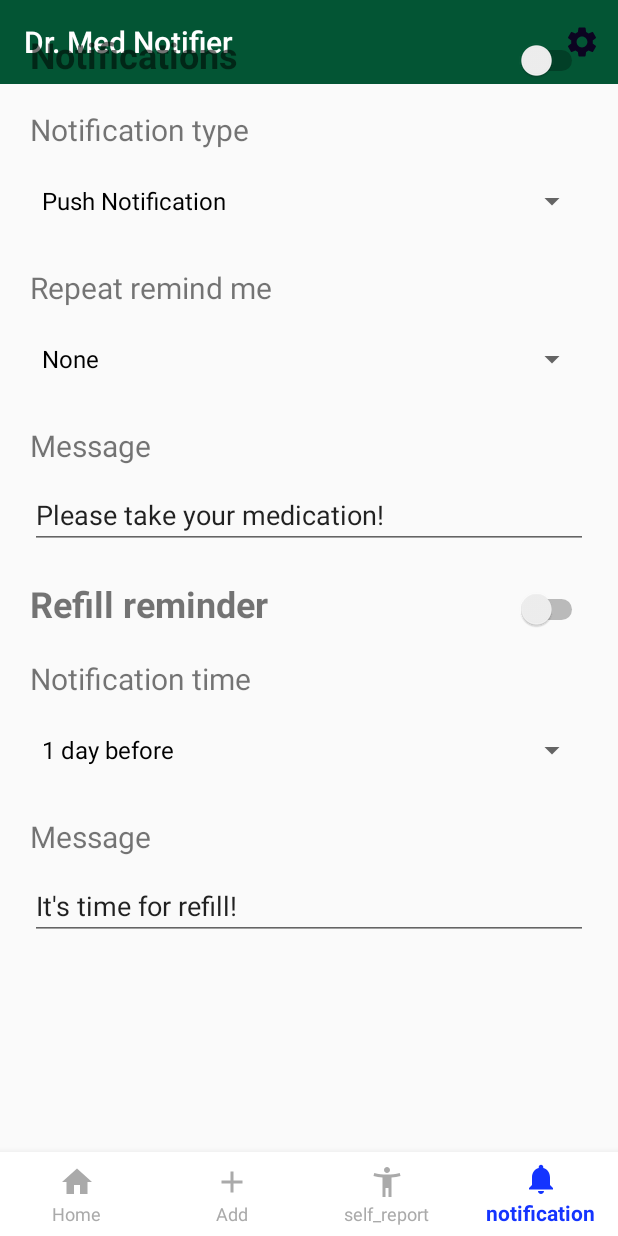
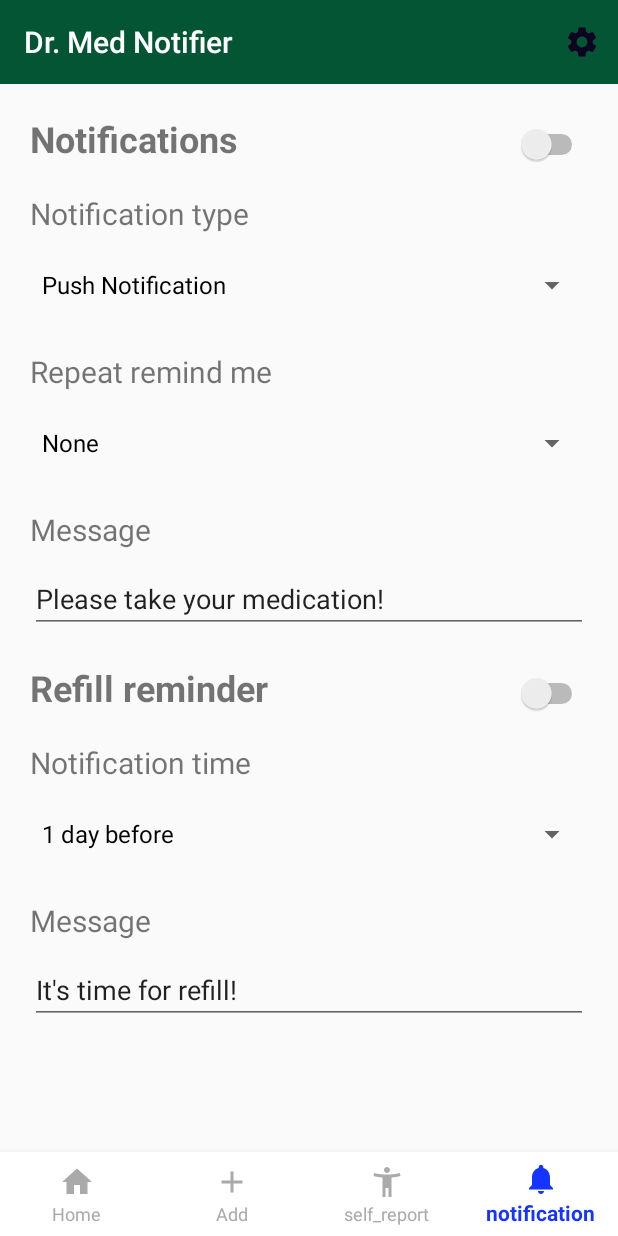
Before and after one commit to TeamSAYY/COMP3004Project, an Android app: the Nav_page screen opened directly, with no data from a screen before it, item 4 of the bottom bar chosen, on a phone screen of 412 x 824 dp. Run offline under Robolectric (Android 15) with nearby library versions, the phone set to English and light mode, and no system bars.

Commit message:
fix top nav bar

```diff
--- a/app/src/main/res/layout/activity_nav_page.xml
+++ b/app/src/main/res/layout/activity_nav_page.xml
@@ -4,7 +4,7 @@
     xmlns:tools="http://schemas.android.com/tools"
     android:layout_width="match_parent"
     android:layout_height="match_parent"
-    tools:context="com.example.drmednotifier.Nav_page">
+   >
 
 
 
@@ -30,6 +30,7 @@
         android:id="@+id/frameLayoutView"
         android:layout_width="match_parent"
         android:layout_height="match_parent"
+        android:layout_marginTop="56dp"
         app:layout_constraintBottom_toTopOf="@+id/bottomNavigationView"
         app:layout_constraintEnd_toEndOf="parent"
         app:layout_constraintStart_toStartOf="parent"
```
